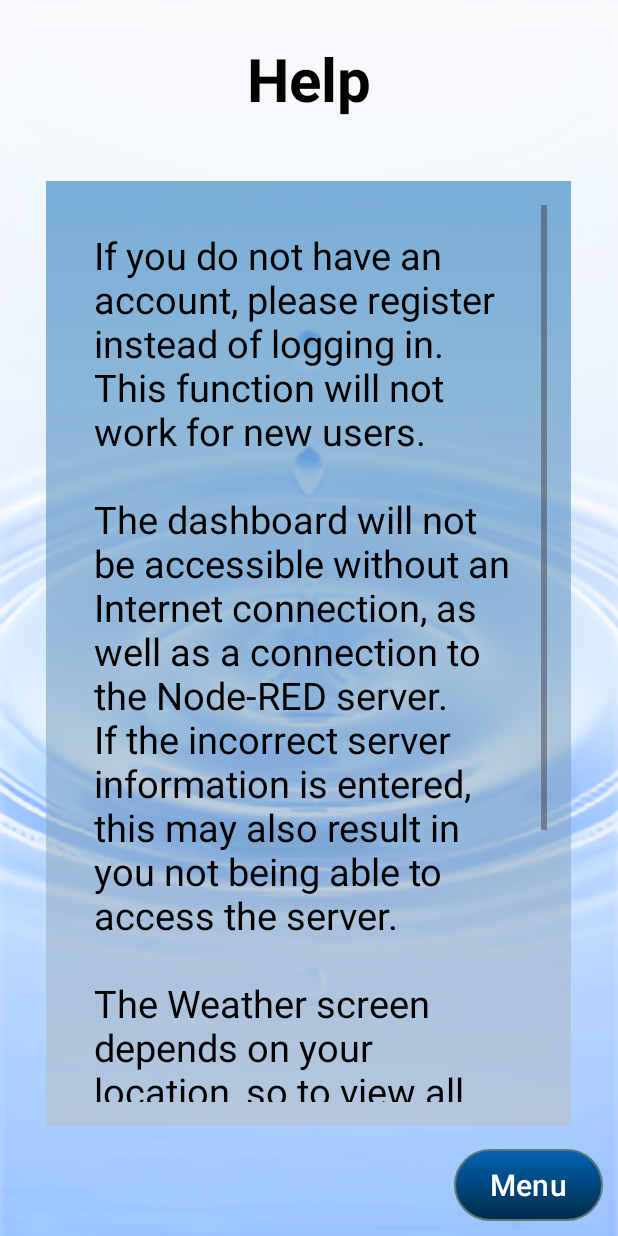
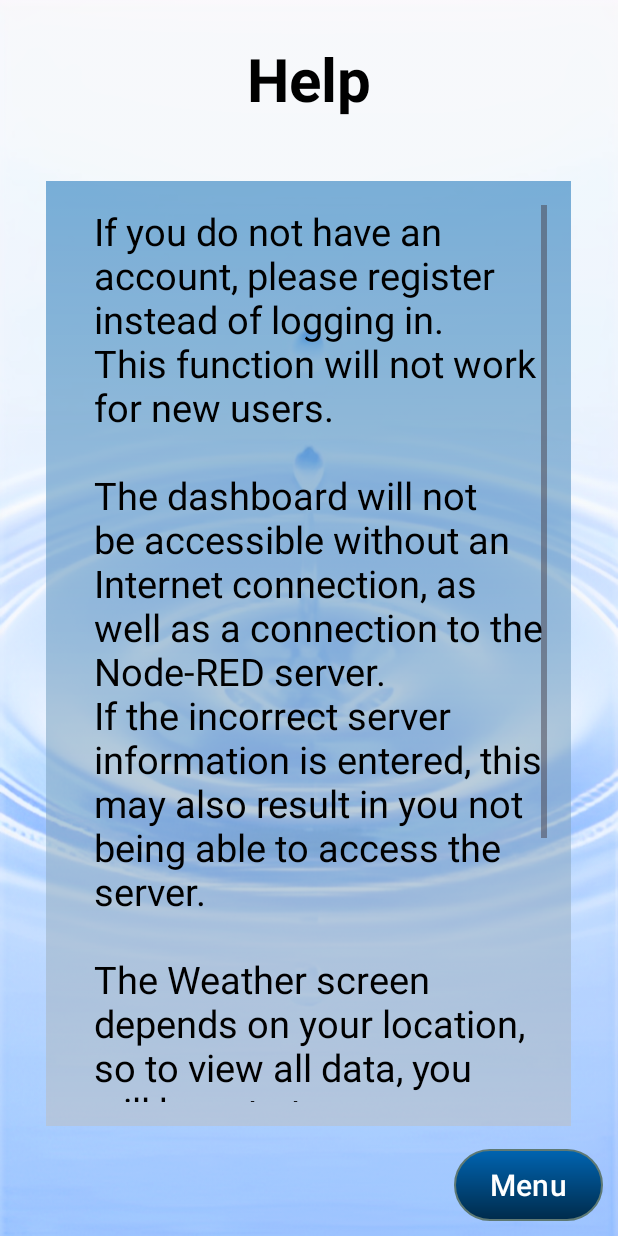
Before and after one commit to Johane03/HydroApp, an Android app: the HelpActivity screen opened directly, with no data from a screen before it, on a phone screen of 412 x 824 dp. Run offline under Robolectric (Android 15) with nearby library versions, the phone set to English and light mode, and no system bars; 2 statements that could not run were skipped.

Commit message:
Text added

```diff
--- a/app/src/main/res/layout/activity_help.xml
+++ b/app/src/main/res/layout/activity_help.xml
@@ -18,6 +18,7 @@
         android:textColor="@color/black"
         android:gravity="center"
         android:layout_margin="25dp"/>
+
     <ScrollView
         android:id="@+id/vHelpText"
         android:layout_width="350dp"
@@ -26,21 +27,16 @@
         android:layout_marginTop="16dp"
         android:layout_marginBottom="73dp"
         android:background="@drawable/textview_gradient"
-        android:paddingLeft="16dp"
-        android:paddingTop="16dp"
-        android:paddingRight="16dp"
-        android:paddingBottom="16dp"
+        android:padding="16dp"
         android:layout_below="@id/tvHelp">
 
         <TextView
             android:id="@+id/tvHelpText"
-            android:layout_width="315dp"
+            android:layout_width="match_parent"
             android:layout_height="wrap_content"
-            android:layout_marginTop="16dp"
-            android:layout_marginBottom="73dp"
-            android:paddingLeft="16dp"
-            android:paddingRight="16dp"
-            android:paddingBottom="16dp"
+            android:layout_marginBottom="16dp"
+            android:layout_marginStart="16dp"
+            android:paddingBottom="50dp"
             android:text="@string/help_text"
             android:textColor="@color/black"
             android:textSize="25sp" />
--- a/app/src/main/res/values/strings.xml
+++ b/app/src/main/res/values/strings.xml
@@ -26,7 +26,7 @@
 
     <!-- Text -->
     <string name="menu_text">"Welcome to the \n App Menu! \n Current User:"</string>
-    <string name="help_text">"If you do not have an account, please register instead of logging in. \nThis function will not work for new users. \n\nThe dashboard will not be accessible without an Internet connection, as well as a connection to the Node-RED server. \nIf the incorrect server information is entered, this may also result in you not being able to access the server. \n\nThe Weather screen depends on your location, so to view all data, you will have to turn your device’s location on for region-specific results. \n\nFor more help/clarity regarding the app, feel free to drop us an email with your query:"</string>
+    <string name="help_text">"If you do not have an account, please register instead of logging in. \nThis function will not work for new users. \n\nThe dashboard will not be accessible without an Internet connection, as well as a connection to the Node-RED server. \nIf the incorrect server information is entered, this may also result in you not being able to access the server. \n\nThe Weather screen depends on your location, so to view all data, you will have to turn your device’s location on for region-specific results. \n\nFor more help/clarity regarding the app, feel free to drop us an email with your query."</string>
     <string name="weather_text">Get</string>
     <string name="dashboard_text">"Humidity \t\tTemperature \t\tTDS \t\tWater \t\tLight \t\tBattery"</string>
     <string name="project_text">Two universities joined forces to develop a DIY hydroponics system intended for use by a disadvantaged rural school in Bela-Bela, Limpopo.</string>
```
